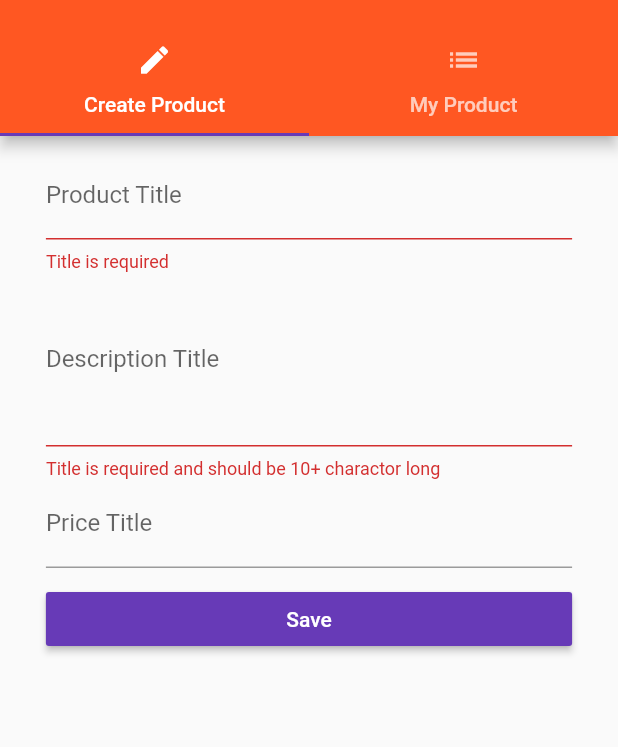
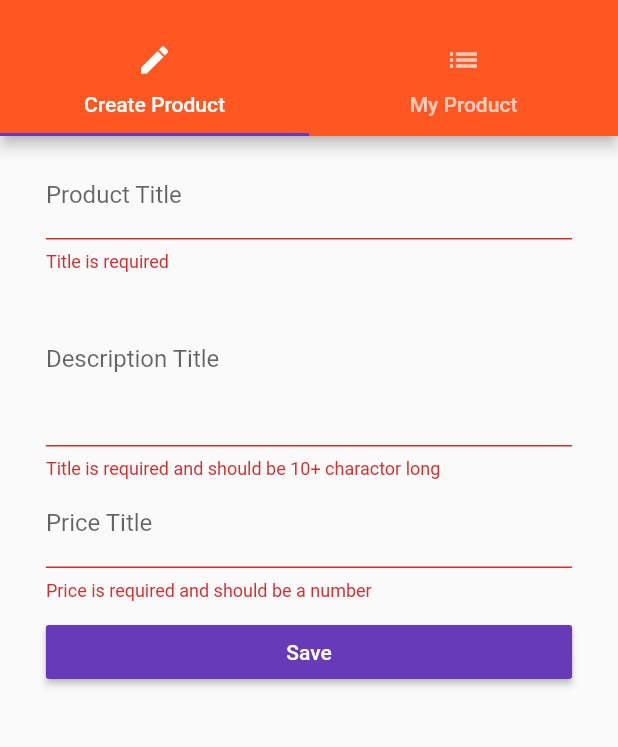
Before and after one commit to AnhVietPham/Learning_Flutter, a Flutter app: the ProductsAdminPage screen opened by its route, after a tap on "Save", on a phone screen of 412 x 824 dp, the part 59-806 px from its top. Run offline on Flutter 3.47's test engine with Material 2 defaults, Android fonts, the phone set to English and light mode, and no system bars.

Commit message:
Learning Flutter : Done 447 lecture

```diff
--- a/lib/pages/product_admin.dart
+++ b/lib/pages/product_admin.dart
@@ -5,10 +5,12 @@ import '../pages/product_list.dart';
 
 class ProductsAdminPage extends StatelessWidget {
   final Function addProduct;
+  final Function updateProduct;
   final Function deleteProduct;
   final List<Map<String, dynamic>> products;
 
-  ProductsAdminPage(this.addProduct, this.deleteProduct, this.products);
+  ProductsAdminPage(
+      this.addProduct, this.updateProduct, this.deleteProduct, this.products);
 
   Widget _buildSlideDrawer(BuildContext context) {
     return Drawer(
@@ -51,7 +53,7 @@ class ProductsAdminPage extends StatelessWidget {
         body: TabBarView(
           children: <Widget>[
             ProductEditPage(addProduct: addProduct),
-            ProductListPage(products)
+            ProductListPage(products, updateProduct)
           ],
         ),
       ),
--- a/lib/pages/product_edit.dart
+++ b/lib/pages/product_edit.dart
@@ -4,8 +4,10 @@ class ProductEditPage extends StatefulWidget {
   final Function addProduct;
   final Function updateProduct;
   final Map<String, dynamic> product;
+  final int productIndex;
 
-  ProductEditPage({this.addProduct, this.updateProduct, this.product});
+  ProductEditPage(
+      {this.addProduct, this.updateProduct, this.product, this.productIndex});
 
   @override
   State<StatefulWidget> createState() {
@@ -25,6 +27,7 @@ class _ProductEditPageState extends State<ProductEditPage> {
   Widget _buildTitleTextField() {
     return TextFormField(
       decoration: InputDecoration(labelText: 'Product Title'),
+      initialValue: widget.product == null ? '' : widget.product['title'],
       validator: (String value) {
         if (value.isEmpty) {
           return 'Title is required';
@@ -39,6 +42,7 @@ class _ProductEditPageState extends State<ProductEditPage> {
   Widget _buildDescriptionTextField() {
     return TextFormField(
       decoration: InputDecoration(labelText: 'Description Title'),
+      initialValue: widget.product == null ? '' : widget.product['description'],
       maxLines: 4,
       validator: (String value) {
         if (value.isEmpty || value.length < 10) {
@@ -54,12 +58,14 @@ class _ProductEditPageState extends State<ProductEditPage> {
   Widget _buildPriceTextField() {
     return TextFormField(
       decoration: InputDecoration(labelText: 'Price Title'),
+      initialValue:
+          widget.product == null ? '' : widget.product['price'].toString(),
       keyboardType: TextInputType.number,
       validator: (String value) {
-//        if (value.isEmpty ||
-//            RegExp(r'^(?:[1-9]\d*|0)?(?:[.,]\d+)?$').hasMatch(value)) {
-//          return 'Price is required and should be a number';
-//        }
+        if (value.isEmpty ||
+            !RegExp(r'^(?:[1-9]\d*|0)?(?:[.,]\d+)?$').hasMatch(value)) {
+          return 'Price is required and should be a number';
+        }
       },
       onSaved: (String value) {
         fromData['price'] = double.parse(value);
@@ -72,7 +78,12 @@ class _ProductEditPageState extends State<ProductEditPage> {
       return;
     }
     fromState.currentState.save();
-    widget.addProduct(fromData);
+    if (widget.product == null) {
+      widget.addProduct(fromData);
+    } else {
+      widget.updateProduct(widget.productIndex, fromData);
+    }
+
     Navigator.pushReplacementNamed(context, '/products');
   }
 
@@ -81,7 +92,7 @@ class _ProductEditPageState extends State<ProductEditPage> {
     final double deviceWith = MediaQuery.of(context).size.width;
     final double targetWith = deviceWith > 550.0 ? 500.0 : deviceWith * 0.95;
     final double targetPadding = deviceWith - targetWith;
-    return GestureDetector(
+    final Widget pageContent = GestureDetector(
       onTap: () {
         FocusScope.of(context).requestFocus(FocusNode());
       },
@@ -108,5 +119,13 @@ class _ProductEditPageState extends State<ProductEditPage> {
         ),
       ),
     );
+    return widget.product == null
+        ? pageContent
+        : Scaffold(
+            appBar: AppBar(
+              title: Text('Edit Product'),
+            ),
+            body: pageContent,
+          );
   }
 }
```
Also changed, not shown: lib/main.dart (+8 -2 lines), lib/pages/product_list.dart (+7 -2 lines).
